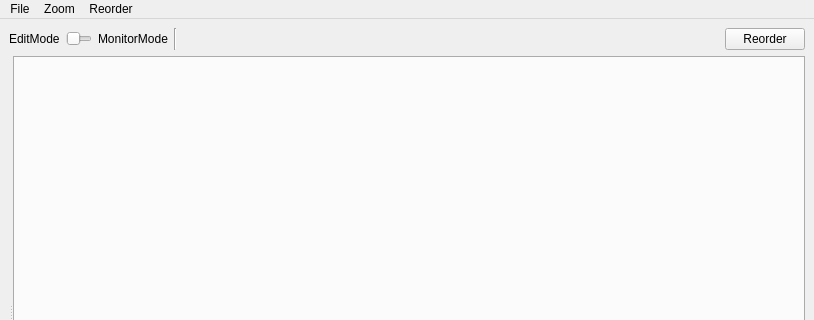
First picture: the form in bt_editor/mainwindow.ui, repository BehaviorTree/Groot, before the edit; both pictures show x 0 to 814 and y 0 to 320 of the 814 by 600 pixel window.
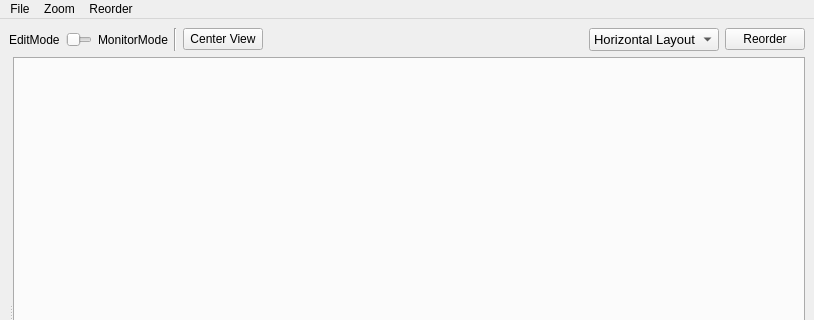
Second picture: the form after the edit.

Commit message: vertical/horizontal seems to work

Patch:
```diff
--- a/bt_editor/mainwindow.ui
+++ b/bt_editor/mainwindow.ui
@@ -72,6 +72,13 @@
         </property>
        </widget>
       </item>
+      <item>
+       <widget class="QPushButton" name="pushButtonCenterView">
+        <property name="text">
+         <string>Center View</string>
+        </property>
+       </widget>
+      </item>
       <item>
        <spacer name="horizontalSpacer">
         <property name="orientation">
@@ -85,6 +92,31 @@
         </property>
        </spacer>
       </item>
+      <item>
+       <widget class="QComboBox" name="comboBoxLayout">
+        <property name="minimumSize">
+         <size>
+          <width>130</width>
+          <height>0</height>
+         </size>
+        </property>
+        <property name="font">
+         <font>
+          <pointsize>10</pointsize>
+         </font>
+        </property>
+        <item>
+         <property name="text">
+          <string>Horizontal Layout</string>
+         </property>
+        </item>
+        <item>
+         <property name="text">
+          <string>Vertical Layout</string>
+         </property>
+        </item>
+       </widget>
+      </item>
       <item>
        <widget class="QPushButton" name="pushButtonReorder">
         <property name="text">
```
Left out of the diff: 18 changed lines with no effect on the pictures. The commit also changes 19 other files.
